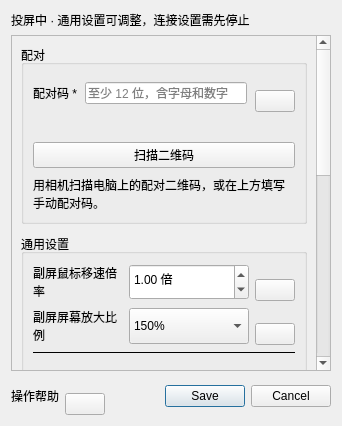
Old version of the form Furina/ui/forms/settings.ui in the repository HuTaoUnknow/Fukaros-Furina.
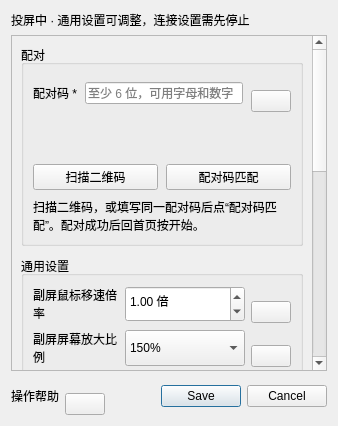
New version of the form. Custom widgets are drawn as their Qt base class.

Commit message: Match pairing by code on either end, with a live peer address

The edit to the form file:
```diff
--- a/Furina/ui/forms/settings.ui
+++ b/Furina/ui/forms/settings.ui
@@ -56,7 +56,7 @@
             <item>
              <widget class="QLineEdit" name="token">
               <property name="placeholderText">
-               <string>至少 12 位，含字母和数字</string>
+               <string>至少 6 位，可用字母和数字</string>
               </property>
               <property name="maxLength">
                <number>64</number>
@@ -129,19 +129,40 @@
            </widget>
           </item>
           <item>
-           <widget class="QPushButton" name="scanQr">
+           <widget class="QLabel" name="pairingState">
+            <property name="wordWrap">
+             <bool>true</bool>
+            </property>
             <property name="text">
-             <string>扫描二维码</string>
+             <string/>
             </property>
            </widget>
           </item>
+          <item>
+           <layout class="QHBoxLayout" name="pairingActions">
+            <item>
+             <widget class="QPushButton" name="scanQr">
+              <property name="text">
+               <string>扫描二维码</string>
+              </property>
+             </widget>
+            </item>
+            <item>
+             <widget class="QPushButton" name="pairCode">
+              <property name="text">
+               <string>配对码匹配</string>
+              </property>
+             </widget>
+            </item>
+           </layout>
+          </item>
           <item>
            <widget class="QLabel" name="qrHint">
             <property name="wordWrap">
              <bool>true</bool>
             </property>
             <property name="text">
-             <string>用相机扫描电脑上的配对二维码，或在上方填写手动配对码。</string>
+             <string>扫描二维码，或填写同一配对码后点“配对码匹配”。配对成功后回首页按开始。</string>
             </property>
            </widget>
           </item>
```
Left out of the diff: 9 changed lines with no effect on the pictures. The commit also changes 42 other files.
